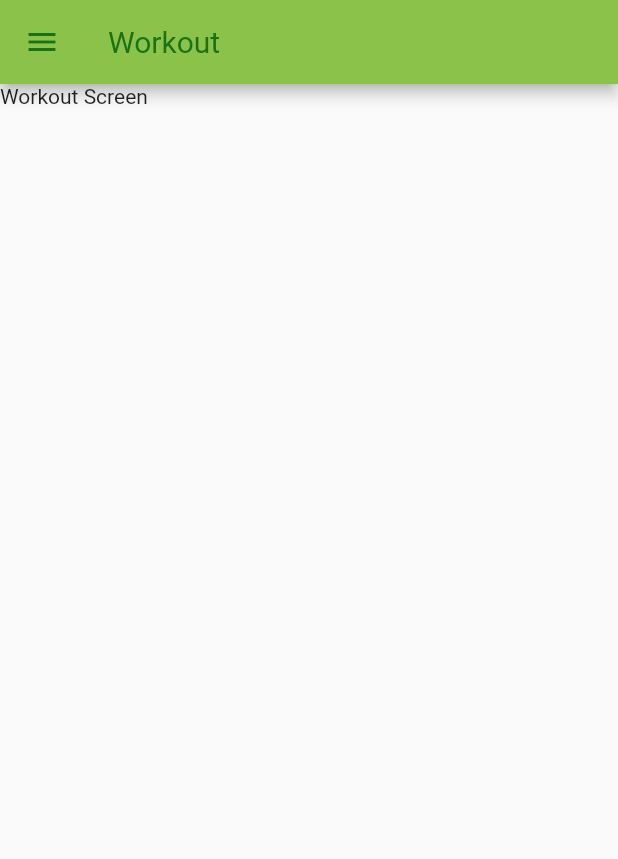
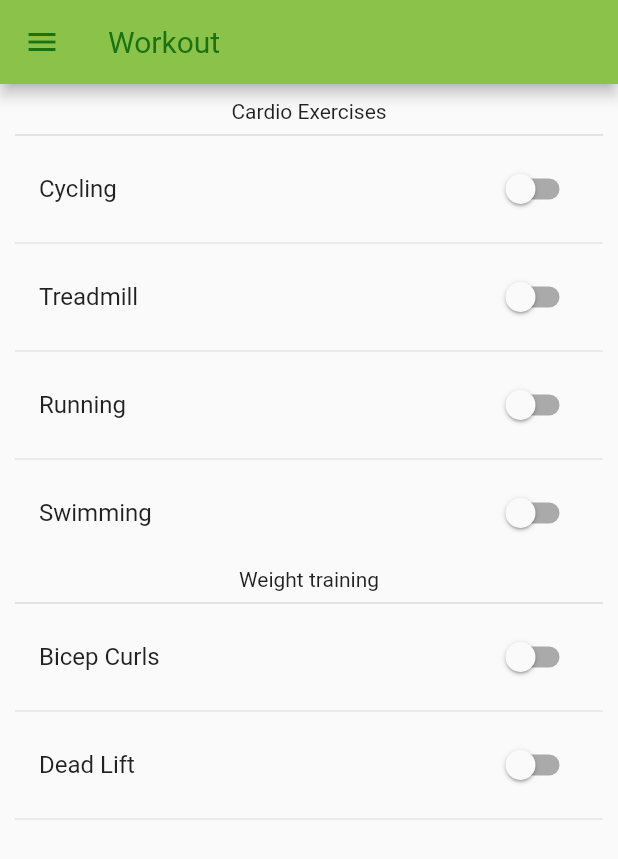
Before and after one commit to Mitrajeet-Golsangi/Seal-the-Meal, a Flutter app: the Workout screen opened by its route, on a phone screen of 412 x 824 dp. Shown: the top 859 px of the screen. Run offline on Flutter 3.47's test engine with Material 2 defaults, Android fonts, the light colour scheme and no system bars.

Commit message:
Add workouts page

```diff
--- a/diet_application/lib/src/screens/Menu/menu.dart
+++ b/diet_application/lib/src/screens/Menu/menu.dart
@@ -21,6 +21,7 @@ class _MenuState extends State<Menu> {
         MenuListTile(
             title: "Proteins",
             units: "gm",
+          img: "proteins.jpg",
             items: const [
               "Milk",
               "Eggs",
@@ -53,10 +54,11 @@ class _MenuState extends State<Menu> {
               "cashews",
               "pumpkin seeds",
             ],
-            img: "proteins.jpg"),
+        ),
         MenuListTile(
           title: "Carbohydrates",
           units: "kcal",
+          img: "Carbohydrate.jpeg",
           items: const [
             "Grains",
             "bread",
@@ -93,6 +95,7 @@ class _MenuState extends State<Menu> {
         MenuListTile(
           title: "Vitamins",
           units: "gm",
+          img: "vitamins.jpg",
           items: const [
             "Fruits",
             "Vegetables",
@@ -129,6 +132,7 @@ class _MenuState extends State<Menu> {
         MenuListTile(
           title: "Potassium",
           units: "gm",
+          img: "Potassium.jpg",
           items: const [
             "Dried Fruits",
             "Spinach",
--- a/diet_application/lib/src/screens/Workout/workout.dart
+++ b/diet_application/lib/src/screens/Workout/workout.dart
@@ -4,16 +4,89 @@ import 'package:flutter/material.dart';
 class Workout extends StatefulWidget {
   const Workout({Key? key}) : super(key: key);
   static const routeName = "/workout";
+
   @override
   State<Workout> createState() => _WorkoutState();
 }
 
 class _WorkoutState extends State<Workout> {
+  List<Map<String, dynamic>> workouts = [
+    {
+      "type": "Cardio Exercises",
+      "activities": ["Cycling", "Treadmill", "Running", "Swimming"]
+    },
+    {
+      "type": "Weight training",
+      "activities": ["Bicep Curls", "Dead Lift", "Squats"]
+    },
+    {
+      "type": "Sports",
+      "activities": ["Tennis", "Badminton", "Cricket", "Football"]
+    },
+    {
+      "type": "strength and endurance",
+      "activities": ["Squats", "Push ups", "Planks", "Shoulder Press"]
+    },
+  ];
+
+  Map<String, bool> switchVal = {"init": false};
+
+  @override
+  void initState() {
+    super.initState();
+
+    for (int i = 0; i < workouts.length; i++) {
+      for (int j = 0; j < workouts[i]['activities'].length; j++) {
+        switchVal.addAll({workouts[i]['activities'][j]: false});
+      }
+    }
+  }
+
+  void toggleSwitch(bool s, String i) {
+    setState(() => switchVal[i] = s);
+  }
+
   @override
   Widget build(BuildContext context) {
-    return const CustomScaffold(
-      title: Text("Workout"),
-      child: Text("Workout Screen"),
+    return CustomScaffold(
+      title: const Text("Workout"),
+      child: Padding(
+        padding: const EdgeInsets.all(10),
+        child: SizedBox(
+          height: 500,
+          child: ListView.builder(
+            itemCount: workouts.length,
+            itemBuilder: (context, i) {
+              return Column(
+                children: [
+                  Text(workouts[i]['type']),
+                  const Divider(
+                    thickness: 1,
+                  ),
+                  SizedBox(
+                    height: workouts[i]['activities'].length * 70.0,
+                    child: ListView.separated(
+                      physics: const NeverScrollableScrollPhysics(),
+                      separatorBuilder: (context, index) => const Divider(),
+                      itemCount: workouts[i]['activities'].length,
+                      itemBuilder: (context, j) {
+                        return ListTile(
+                          title: Text(workouts[i]['activities'][j]),
+                          trailing: Switch(
+                            onChanged: (bool value) => toggleSwitch(
+                                value, workouts[i]['activities'][j]),
+                            value: switchVal[workouts[i]['activities'][j]]!,
+                          ),
+                        );
+                      },
+                    ),
+                  )
+                ],
+              );
+            },
+          ),
+        ),
+      ),
     );
   }
 }
```
Also changed, not shown: diet_application/assets/images/Carbohydrate.jpeg (added), diet_application/assets/images/Potassium.jpg (added), diet_application/assets/images/vitamins.jpg (added).
